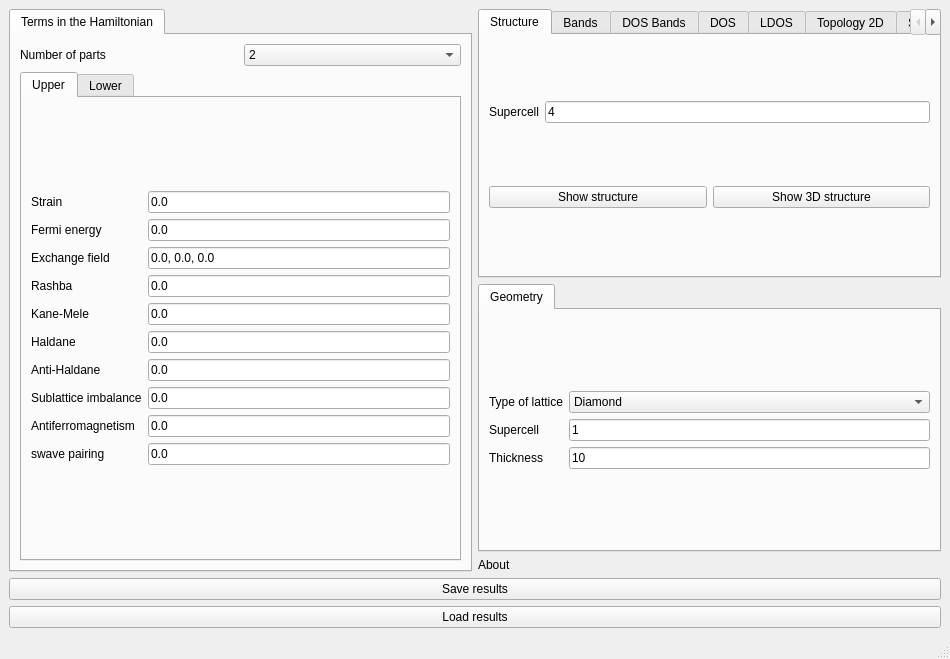
The window that interface-pyqt/hybridfilm/interface.ui (joselado/quantum-lattice) describes before a commit, drawn with Qt 5.
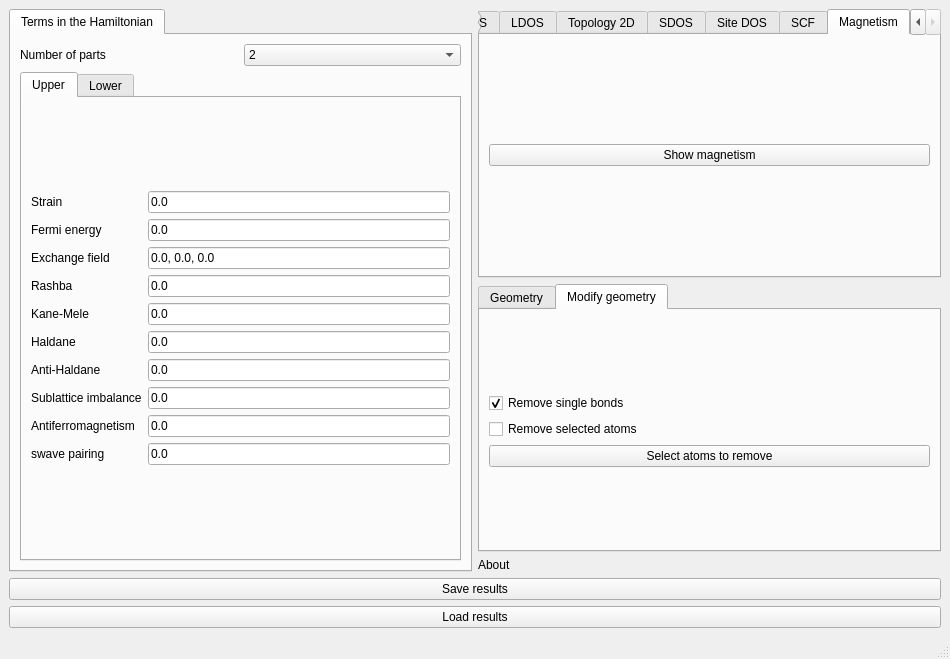
The same window after the commit. The open tabs and pages were chosen to show the change. Custom widgets are drawn as their Qt base class.

Commit message: Cross-mode UI consistency audit: fill gaps in Modify geometry/Magnetism/3D structure, fix stray comments and field-naming drift

The edit to the form file:
```diff
--- a/interface-pyqt/hybridfilm/interface.ui
+++ b/interface-pyqt/hybridfilm/interface.ui
@@ -480,6 +480,44 @@
         </item>
        </layout>
       </widget>
+      <widget class="QWidget" name="tab_modify_geometry">
+       <attribute name="title">
+        <string>Modify geometry</string>
+       </attribute>
+       <layout class="QVBoxLayout" name="verticalLayout_modify_geometry">
+        <item>
+         <layout class="QGridLayout" name="gridLayout_modify_geometry">
+          <item row="0" column="0">
+           <widget class="CheckBox" name="remove_single_bonded">
+            <property name="toolTip">
+             <string>Remove atoms that have a single bond in the structure</string>
+            </property>
+            <property name="text">
+             <string>Remove single bonds</string>
+            </property>
+            <property name="checked">
+             <bool>true</bool>
+            </property>
+           </widget>
+          </item>
+          <item row="1" column="0">
+           <widget class="CheckBox" name="remove_selected">
+            <property name="text">
+             <string>Remove selected atoms</string>
+            </property>
+           </widget>
+          </item>
+          <item row="2" column="0">
+           <widget class="PushButton" name="select_atoms_removal">
+            <property name="text">
+             <string>Select atoms to remove</string>
+            </property>
+           </widget>
+          </item>
+         </layout>
+        </item>
+       </layout>
+      </widget>
      </widget>
     </item>
     <item row="2" column="1">
@@ -1217,6 +1255,20 @@
         </item>
        </layout>
       </widget>
+      <widget class="QWidget" name="tab_magnetism">
+       <attribute name="title">
+        <string>Magnetism</string>
+       </attribute>
+       <layout class="QGridLayout" name="gridLayout_magnetism">
+        <item row="0" column="0">
+         <widget class="PushButton" name="show_magnetism">
+          <property name="text">
+           <string>Show magnetism</string>
+          </property>
+         </widget>
+        </item>
+       </layout>
+      </widget>
      </widget>
     </item>
     <item row="3" column="0" colspan="2">
```
The commit also changes 17 other files.
